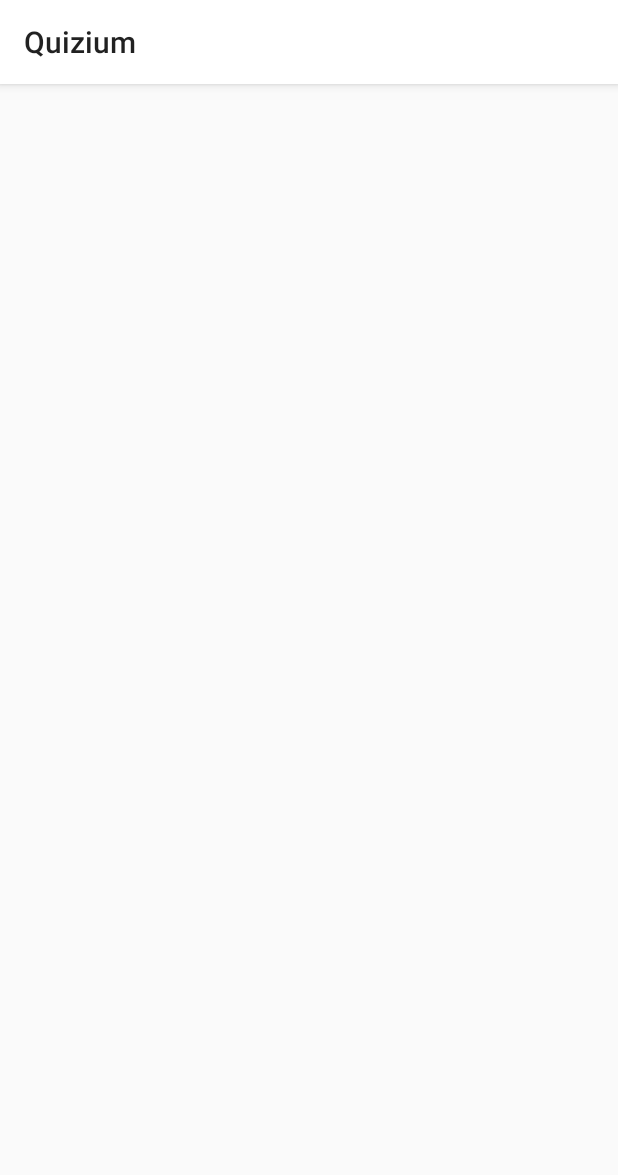
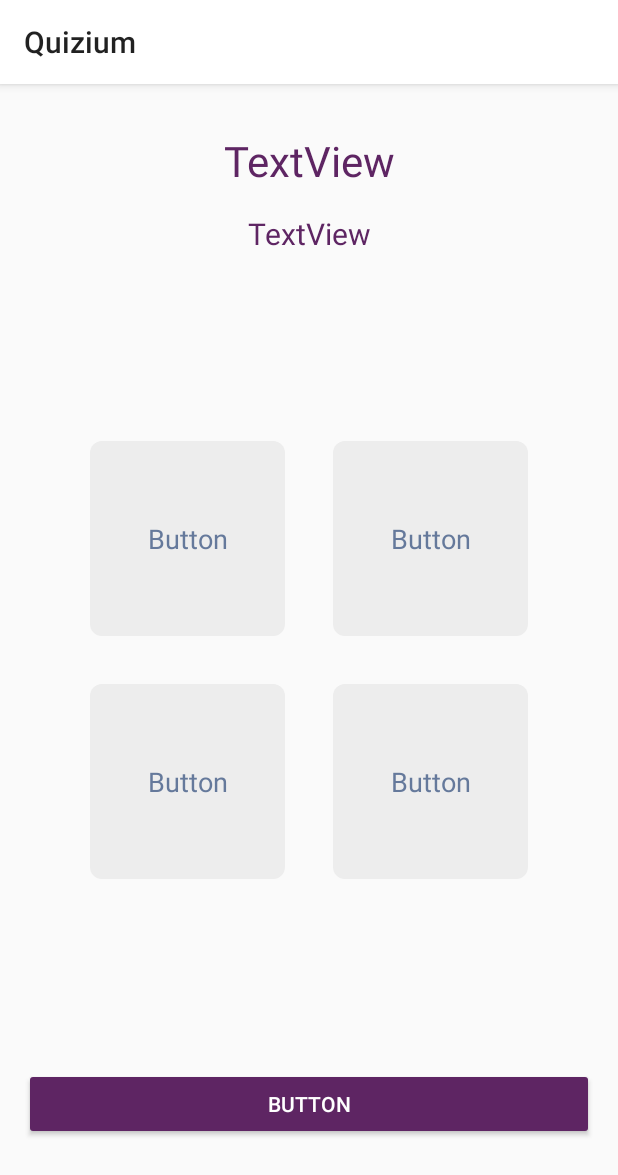
Before and after one commit to DanilB01/Quizium, an Android app: the QuizQuestionActivity screen opened directly, with no data from a screen before it, on a phone screen of 412 x 824 dp. Shown: the top 1175 px of the screen. Run offline under Robolectric (Android 15) with nearby library versions, the phone set to English and light mode, and no system bars.

Commit message:
Add Views elements on activity_quiz_question.xml
All buttons and text views were added. The only thing needed to complete this layout is to make only single button selection.

```diff
--- a/app/src/main/java/ru/tsu/quizium/MainActivity.java
+++ b/app/src/main/java/ru/tsu/quizium/MainActivity.java
@@ -19,7 +19,7 @@ public class MainActivity extends AppCompatActivity {
         btn.setOnClickListener(new View.OnClickListener() {
             @Override
             public void onClick(View v) {
-                Intent intent = new Intent(MainActivity.this, QuizListActivity.class);
+                Intent intent = new Intent(MainActivity.this, QuizQuestionActivity.class);
                 startActivity(intent);
             }
         });
--- a/app/src/main/java/ru/tsu/quizium/QuizQuestionActivity.java
+++ b/app/src/main/java/ru/tsu/quizium/QuizQuestionActivity.java
@@ -3,6 +3,8 @@ package ru.tsu.quizium;
 import androidx.appcompat.app.AppCompatActivity;
 
 import android.os.Bundle;
+import android.view.View;
+import android.widget.RadioGroup;
 
 public class QuizQuestionActivity extends AppCompatActivity {
 
@@ -10,5 +12,7 @@ public class QuizQuestionActivity extends AppCompatActivity {
     protected void onCreate(Bundle savedInstanceState) {
         super.onCreate(savedInstanceState);
         setContentView(R.layout.activity_quiz_question);
+
+
     }
 }
--- a/app/src/main/res/drawable/quiz_answers_selector.xml
+++ b/app/src/main/res/drawable/quiz_answers_selector.xml
@@ -2,9 +2,8 @@
 <selector xmlns:android="http://schemas.android.com/apk/res/android">
     <item
         android:drawable="@drawable/quiz_answer_enabled"
-        android:state_selected="true"/>
+        android:state_checked="true"/>
     <item
         android:drawable="@drawable/quiz_answer_disabled"
-        android:state_selected="false"/>
-
+        android:state_checked="false"/>
 </selector>
--- a/app/src/main/res/layout/activity_quiz_question.xml
+++ b/app/src/main/res/layout/activity_quiz_question.xml
@@ -6,4 +6,95 @@
     android:layout_height="match_parent"
     tools:context=".QuizQuestionActivity">
 
+    <TextView
+        android:id="@+id/questionNumberTextView"
+        style="@style/purpleTitleTextStyle"
+        android:layout_marginTop="32dp"
+        android:text="TextView"
+        app:layout_constraintEnd_toEndOf="parent"
+        app:layout_constraintStart_toStartOf="parent"
+        app:layout_constraintTop_toTopOf="parent" />
+
+    <TextView
+        android:id="@+id/questionTestView"
+        style="@style/purpleNameTextStyle"
+        android:layout_marginTop="16dp"
+        android:text="TextView"
+        app:layout_constraintEnd_toEndOf="parent"
+        app:layout_constraintStart_toStartOf="parent"
+        app:layout_constraintTop_toBottomOf="@+id/questionNumberTextView" />
+
+    <RadioGroup
+        android:id="@+id/answersGroupButton"
+        android:layout_width="wrap_content"
+        android:layout_height="wrap_content"
+        app:layout_constraintBottom_toBottomOf="parent"
+        app:layout_constraintEnd_toEndOf="parent"
+        app:layout_constraintStart_toStartOf="parent"
+        app:layout_constraintTop_toTopOf="parent">
+
+        <TableRow>
+        <RadioButton
+            android:id="@+id/option1Button"
+            style="@style/answerButtonStyle"
+            android:layout_marginEnd="16dp"
+            android:layout_marginBottom="16dp"
+            android:text="Button"
+            app:layout_constraintBottom_toTopOf="@+id/guideline3"
+            app:layout_constraintEnd_toStartOf="@+id/centerVerticalGuideline" />
+
+        <RadioButton
+            android:id="@+id/option2Button"
+            style="@style/answerButtonStyle"
+            android:layout_marginStart="16dp"
+            android:layout_marginBottom="16dp"
+            android:text="Button"
+            app:layout_constraintBottom_toTopOf="@+id/guideline3"
+            app:layout_constraintStart_toStartOf="@+id/centerVerticalGuideline" />
+        </TableRow>
+
+    <TableRow>
+        <RadioButton
+            android:id="@+id/option3Button"
+            style="@style/answerButtonStyle"
+            android:layout_marginTop="16dp"
+            android:layout_marginEnd="16dp"
+            android:text="Button"
+            app:layout_constraintEnd_toStartOf="@+id/centerVerticalGuideline"
+            app:layout_constraintTop_toTopOf="@+id/guideline3" />
+
+        <RadioButton
+            android:id="@+id/option4Button"
+            style="@style/answerButtonStyle"
+            android:layout_marginStart="16dp"
+            android:layout_marginTop="16dp"
+            android:text="Button"
+            app:layout_constraintStart_toStartOf="@+id/centerVerticalGuideline"
+            app:layout_constraintTop_toTopOf="@+id/guideline3" />
+    </TableRow>
+    </RadioGroup>
+
+    <Button
+        android:id="@+id/nextQuestionButton"
+        style="@style/purpleButtonStyle"
+        android:layout_marginBottom="64dp"
+        android:text="Button"
+        app:layout_constraintBottom_toBottomOf="parent"
+        app:layout_constraintEnd_toEndOf="parent"
+        app:layout_constraintStart_toStartOf="parent" />
+
+    <androidx.constraintlayout.widget.Guideline
+        android:id="@+id/centerVerticalGuideline"
+        android:layout_width="wrap_content"
+        android:layout_height="wrap_content"
+        android:orientation="vertical"
+        app:layout_constraintGuide_percent="0.5" />
+
+    <androidx.constraintlayout.widget.Guideline
+        android:id="@+id/guideline3"
+        android:layout_width="wrap_content"
+        android:layout_height="wrap_content"
+        android:orientation="horizontal"
+        app:layout_constraintGuide_percent="0.5" />
+
 </androidx.constraintlayout.widget.ConstraintLayout>
--- a/app/src/main/res/values/styles.xml
+++ b/app/src/main/res/values/styles.xml
@@ -7,11 +7,11 @@
 
     <style name="AppTheme" parent="Theme.AppCompat.Light">
         <item name="colorPrimary">@color/colorPrimary</item>
-        <item name="colorPrimaryDark">@color/black</item>
+        <item name="colorPrimaryDark">@color/colorPrimaryDark</item>
         <item name="colorAccent">@color/colorAccent</item>
         <item name="android:windowTranslucentStatus">true</item>
+        <item name="android:fitsSystemWindows">true</item>
     </style>
-
 
     <style name="mainButtonStyle">
         <item name="android:layout_width">match_parent</item>
@@ -21,4 +21,36 @@
         <item name="android:textColor">@color/white</item>
     </style>
 
+    <style name="answerButtonStyle">
+        <item name="android:layout_width">130dp</item>
+        <item name="android:layout_height">130dp</item>
+        <item name="android:button">@null</item>
+        <item name="android:background">@drawable/quiz_answers_selector</item>
+        <item name="android:textAlignment">center</item>
+        <item name="android:textSize">18sp</item>
+        <item name="android:textColor">@color/mainColorBlue</item>
+    </style>
+
+    <style name="purpleButtonStyle">
+        <item name="android:layout_width">match_parent</item>
+        <item name="android:layout_height">wrap_content</item>
+        <item name="android:backgroundTint">@color/mainColorPurple</item>
+        <item name="android:textColor">@color/white</item>
+        <item name="android:layout_marginHorizontal">16dp</item>
+    </style>
+
+    <style name="purpleTextStyle">
+        <item name="android:layout_width">wrap_content</item>
+        <item name="android:layout_height">wrap_content</item>
+        <item name="android:textColor">@color/mainColorPurple</item>
+    </style>
+
+    <style name="purpleTitleTextStyle" parent="purpleTextStyle">
+        <item name="android:textSize">28sp</item>
+    </style>
+
+    <style name="purpleNameTextStyle" parent="purpleTextStyle">
+        <item name="android:textSize">20sp</item>
+    </style>
+
 </resources>
```
